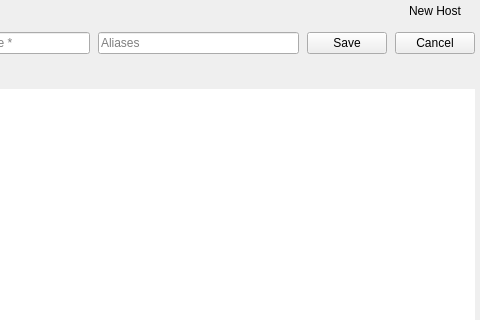
The window that shared/nexis/Pages/Helpers/host_manage.ui (s4solutionsllc/Nexis) describes before a commit, drawn with Qt 5; both pictures show x 324 to 804 and y 0 to 320 of the 804 by 534 pixel window.
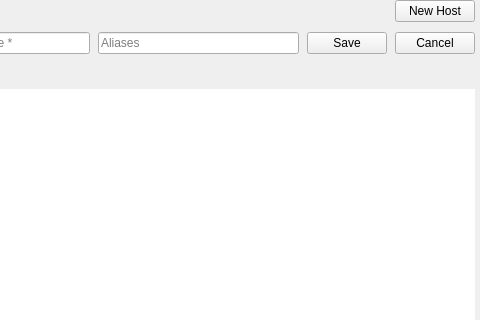
The same window after the commit.

Commit message: fix(ui): correct btnTrash hover/disabled styling and btnNewHost primary style (BUG-126, BUG-130)

Patch:
```diff
--- a/shared/nexis/Pages/Helpers/host_manage.ui
+++ b/shared/nexis/Pages/Helpers/host_manage.ui
@@ -109,12 +109,6 @@
        <property name="text">
         <string>New Host</string>
        </property>
-       <property name="checkable">
-        <bool>true</bool>
-       </property>
-       <property name="flat">
-        <bool>true</bool>
-       </property>
       </widget>
      </item>
     </layout>
```
Left out of the diff: 2 changed lines with no effect on the pictures. The commit also changes 10 other files.
